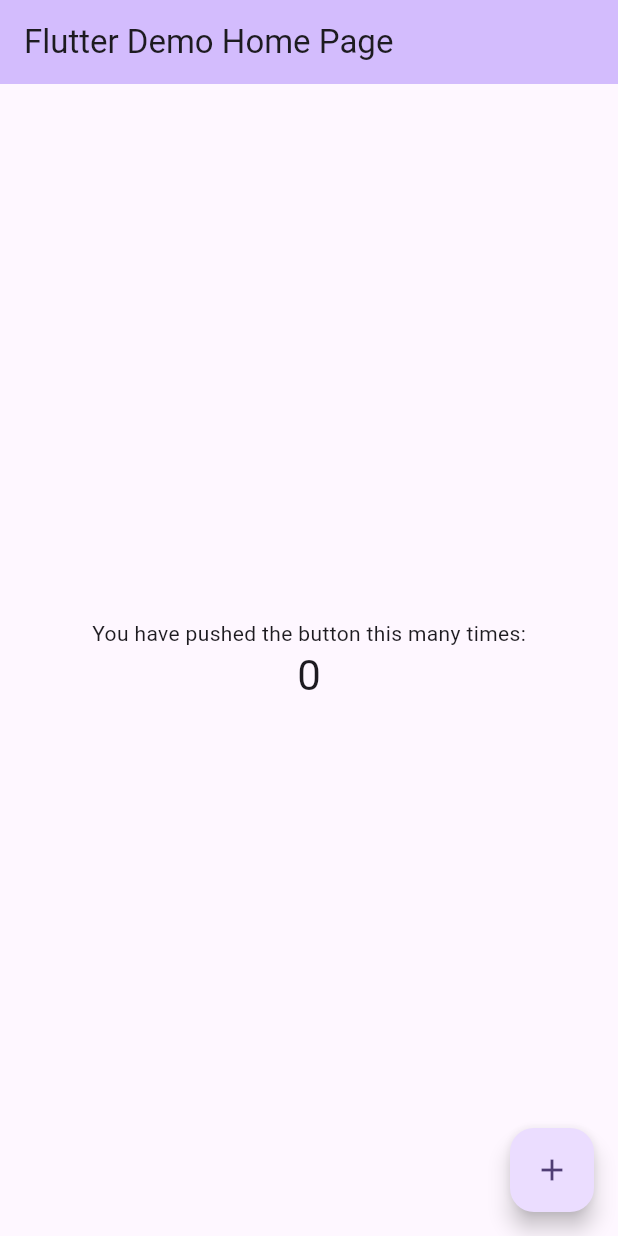
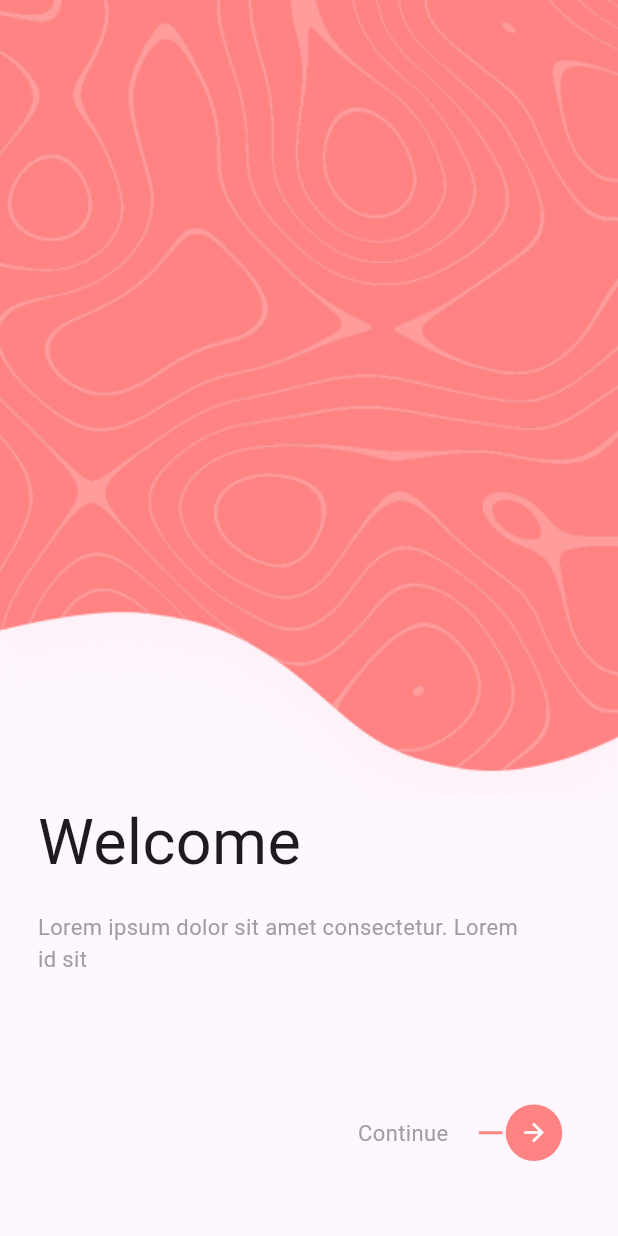
Before and after one commit to atmaniali/flutter_new_login_ui_from_saad_shaikh, a Flutter app: the screen it shows after launch, on a phone screen of 412 x 824 dp. Run offline on Flutter 3.47's test engine with Material 3 defaults, Android fonts, the phone set to English and light mode, and no system bars; our stand-ins replace flutter_screenutil.

Commit message:
adding - creating : creating welcome screen with full ui

```diff
--- a/lib/main.dart
+++ b/lib/main.dart
@@ -1,4 +1,6 @@
 import 'package:flutter/material.dart';
+import 'package:flutter_screenutil/flutter_screenutil.dart';
+import 'package:screen_login_from_saad_shaikh/screens/startup.dart';
 
 void main() {
   runApp(const MyApp());
@@ -10,98 +12,15 @@ class MyApp extends StatelessWidget {
   // This widget is the root of your application.
   @override
   Widget build(BuildContext context) {
-    return MaterialApp(
-      title: 'Flutter Demo',
-      theme: ThemeData(
-        colorScheme: ColorScheme.fromSeed(seedColor: Colors.deepPurple),
+    return ScreenUtilInit(
+      designSize: Size(393, 852),
+      child: MaterialApp(
+        title: 'Flutter Demo',
+        theme: ThemeData(
+          colorScheme: ColorScheme.fromSeed(seedColor: Colors.deepPurple),
+        ),
+        home: StartUpScreen(),
       ),
-      home: const MyHomePage(title: 'Flutter Demo Home Page'),
     );
   }
 }
-
-class MyHomePage extends StatefulWidget {
-  const MyHomePage({super.key, required this.title});
-
-  // This widget is the home page of your application. It is stateful, meaning
-  // that it has a State object (defined below) that contains fields that affect
-  // how it looks.
-
-  // This class is the configuration for the state. It holds the values (in this
-  // case the title) provided by the parent (in this case the App widget) and
-  // used by the build method of the State. Fields in a Widget subclass are
-  // always marked "final".
-
-  final String title;
-
-  @override
-  State<MyHomePage> createState() => _MyHomePageState();
-}
-
-class _MyHomePageState extends State<MyHomePage> {
-  int _counter = 0;
-
-  void _incrementCounter() {
-    setState(() {
-      // This call to setState tells the Flutter framework that something has
-      // changed in this State, which causes it to rerun the build method below
-      // so that the display can reflect the updated values. If we changed
-      // _counter without calling setState(), then the build method would not be
-      // called again, and so nothing would appear to happen.
-      _counter++;
-    });
-  }
-
-  @override
-  Widget build(BuildContext context) {
-    // This method is rerun every time setState is called, for instance as done
-    // by the _incrementCounter method above.
-    //
-    // The Flutter framework has been optimized to make rerunning build methods
-    // fast, so that you can just rebuild anything that needs updating rather
-    // than having to individually change instances of widgets.
-    return Scaffold(
-      appBar: AppBar(
-        // TRY THIS: Try changing the color here to a specific color (to
-        // Colors.amber, perhaps?) and trigger a hot reload to see the AppBar
-        // change color while the other colors stay the same.
-        backgroundColor: Theme.of(context).colorScheme.inversePrimary,
-        // Here we take the value from the MyHomePage object that was created by
-        // the App.build method, and use it to set our appbar title.
-        title: Text(widget.title),
-      ),
-      body: Center(
-        // Center is a layout widget. It takes a single child and positions it
-        // in the middle of the parent.
-        child: Column(
-          // Column is also a layout widget. It takes a list of children and
-          // arranges them vertically. By default, it sizes itself to fit its
-          // children horizontally, and tries to be as tall as its parent.
-          //
-          // Column has various properties to control how it sizes itself and
-          // how it positions its children. Here we use mainAxisAlignment to
-          // center the children vertically; the main axis here is the vertical
-          // axis because Columns are vertical (the cross axis would be
-          // horizontal).
-          //
-          // TRY THIS: Invoke "debug painting" (choose the "Toggle Debug Paint"
-          // action in the IDE, or press "p" in the console), to see the
-          // wireframe for each widget.
-          mainAxisAlignment: MainAxisAlignment.center,
-          children: <Widget>[
-            const Text('You have pushed the button this many times:'),
-            Text(
-              '$_counter',
-              style: Theme.of(context).textTheme.headlineMedium,
-            ),
-          ],
-        ),
-      ),
-      floatingActionButton: FloatingActionButton(
-        onPressed: _incrementCounter,
-        tooltip: 'Increment',
-        child: const Icon(Icons.add),
-      ), // This trailing comma makes auto-formatting nicer for build methods.
-    );
-  }
-}
--- /dev/null
+++ b/lib/screens/startup.dart
@@ -0,0 +1,87 @@
+import 'package:flutter/material.dart';
+import 'package:flutter_screenutil/flutter_screenutil.dart';
+
+class StartUpScreen extends StatelessWidget {
+  const StartUpScreen({super.key});
+
+  @override
+  Widget build(BuildContext context) {
+    return Scaffold(
+      body: Column(
+        mainAxisAlignment: MainAxisAlignment.start,
+        crossAxisAlignment: CrossAxisAlignment.start,
+        children: [
+          Container(
+            width: double.infinity,
+            height: 550.h,
+            decoration: BoxDecoration(
+              image: DecorationImage(
+                  image: AssetImage("assets/images/img.png"),
+                  fit: BoxFit.cover
+              ),
+            ),
+            child: SizedBox(height: 20.h,),
+          ),
+          Padding(
+            padding: EdgeInsets.only(left: 24.w, right: 24.w),
+            child: Column(
+              // mainAxisAlignment: MainAxisAlignment.start, // vertical alignement
+              crossAxisAlignment: CrossAxisAlignment.start,
+              // mainAxisSize: MainAxisSize.min,
+              children: [
+                  Text(
+                    "Welcome",
+                    style: TextStyle(fontSize: 40.sp, fontWeight: FontWeight.w400),
+                    textAlign: TextAlign.left,
+                  ),
+                SizedBox(height: 16.h,),
+                SizedBox(
+                  width: 309.w,
+                    height: 40.h,
+                    child: Text(
+                        "Lorem ipsum dolor sit amet consectetur. Lorem id sit ",
+                    style: TextStyle(color: Colors.grey[500], fontSize: 14.sp),
+                    maxLines: 2,
+                      overflow: TextOverflow.ellipsis,
+                    ),
+                ),
+                SizedBox(height: 85.h,),
+                Row(
+                  mainAxisAlignment: MainAxisAlignment.end,
+                  children: [
+                    Text("Continue", style: TextStyle(color: Colors.grey[500], fontSize: 14.sp),),
+                    SizedBox(width: 8.w,),
+                    TextButton(
+                      onPressed: (){},
+                      child: Row(
+                        mainAxisSize: MainAxisSize.min,
+                        crossAxisAlignment: CrossAxisAlignment.center,
+                        children: [
+                          Container(
+                            width: 15.w,
+                            height: 2.h,
+                            color: Color(0xFFFF8383),
+                          ),
+                          SizedBox(width: 2.w,),
+                          Container(
+                            width: 36.w,
+                            height: 36.w,
+                            decoration: BoxDecoration(
+                                shape: BoxShape.circle,
+                                color: Color(0xFFFF8383)
+                            ),
+                            child: Icon(Icons.arrow_forward, color: Colors.white,size: 20.r,),
+                          )
+                        ],
+                      ),
+                    )
+                  ],
+                )
+              ],
+            ),
+          )
+        ],
+      ),
+    );
+  }
+}
--- a/pubspec.yaml
+++ b/pubspec.yaml
@@ -30,6 +30,7 @@ environment:
 dependencies:
   flutter:
     sdk: flutter
+  flutter_screenutil: ^5.9.3
 
   # The following adds the Cupertino Icons font to your application.
   # Use with the CupertinoIcons class for iOS style icons.
@@ -58,8 +59,8 @@ flutter:
   uses-material-design: true
 
   # To add assets to your application, add an assets section, like this:
-  # assets:
-  #   - images/a_dot_burr.jpeg
+  assets:
+    - assets/images/
   #   - images/a_dot_ham.jpeg
 
   # An image asset can refer to one or more resolution-specific "variants", see
```
Also changed, not shown: assets/images/img.png (added), pubspec.lock, 1 other file.
